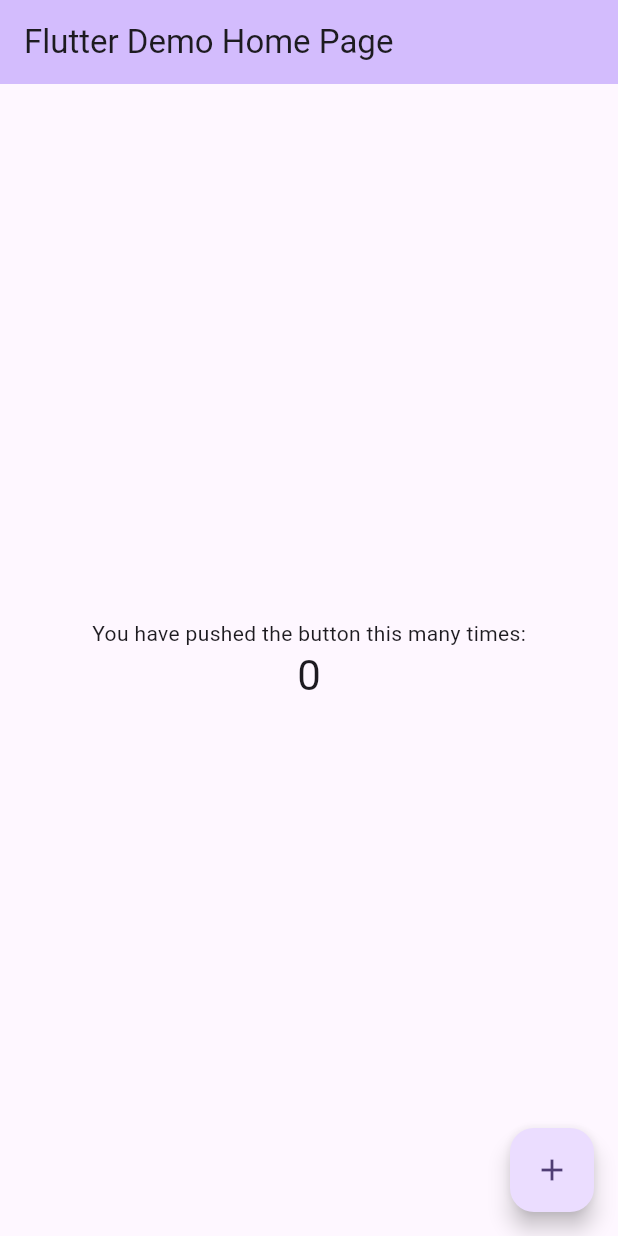
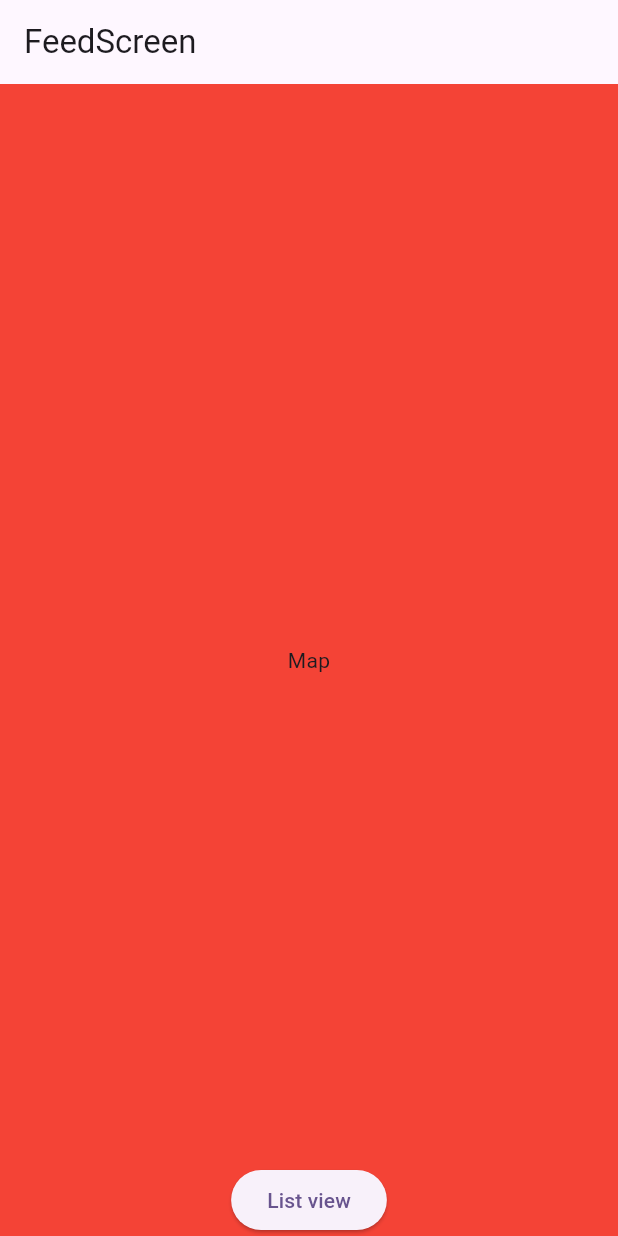
Before and after one commit to fortinjoffrey/flutter_basics_samples, a Flutter app: the screen it shows after launch, on a phone screen of 412 x 824 dp. Run offline on Flutter 3.47's test engine with Material 3 defaults, Android fonts, the phone set to English and light mode, and no system bars; our stand-ins replace bloc, flutter_bloc, freezed_annotation, get_it, permission_handler.

Commit message:
--wip-- [skip ci]

```diff
--- /dev/null
+++ b/lib/flows/feed/domain/usecases/is_location_service_enabled.dart
@@ -0,0 +1,11 @@
+import 'package:flutter_basics_samples/shared/domain/usecases/usecase.dart';
+
+class IsLocationServiceEnabled implements UseCase<bool, void> {
+  IsLocationServiceEnabled();
+
+  @override
+  bool call([void params]) {
+    // TODO: (JFO)
+    return true;
+  }
+}
--- /dev/null
+++ b/lib/flows/feed/parts/map/presentation/bloc/feed_map_bloc.dart
@@ -0,0 +1,13 @@
+import 'package:bloc/bloc.dart';
+import 'package:flutter_basics_samples/flows/feed/parts/map/presentation/bloc/feed_map_event.dart';
+import 'package:flutter_basics_samples/flows/feed/parts/map/presentation/bloc/feed_map_state.dart';
+
+class FeedMapBloc extends Bloc<FeedMapEvent, FeedMapState> {
+  FeedMapBloc() : super(const FeedMapState()) {
+    on<FeedMapEvent>((event, emit) {
+      if (event is SwitchMapModeEvent) {
+        emit(state.copyWith(mode: event.mode));
+      }
+    });
+  }
+}
--- /dev/null
+++ b/lib/flows/feed/parts/map/presentation/bloc/feed_map_event.dart
@@ -0,0 +1,25 @@
+sealed class FeedMapEvent {
+  const FeedMapEvent();
+}
+
+final class SwitchMapModeEvent extends FeedMapEvent {
+  final MapMode mode;
+
+  const SwitchMapModeEvent(this.mode);
+}
+
+sealed class MapMode {
+  const MapMode();
+}
+
+final class CenterOnEiffelTowerMapMode extends MapMode {
+  const CenterOnEiffelTowerMapMode();
+}
+
+final class CenterOnUserLocationMapMode extends MapMode {
+  const CenterOnUserLocationMapMode();
+}
+
+final class FreeMoveMapMode extends MapMode {
+  const FreeMoveMapMode();
+}
--- /dev/null
+++ b/lib/flows/feed/parts/map/presentation/bloc/feed_map_state.dart
@@ -0,0 +1,11 @@
+import 'package:flutter_basics_samples/flows/feed/parts/map/presentation/bloc/feed_map_event.dart';
+import 'package:freezed_annotation/freezed_annotation.dart';
+
+part 'feed_map_state.freezed.dart';
+
+@freezed
+class FeedMapState with _$FeedMapState {
+  const factory FeedMapState({
+    @Default(FreeMoveMapMode()) MapMode mode,
+  }) = _FeedMapState;
+}
--- /dev/null
+++ b/lib/flows/feed/parts/map/presentation/widgets/feed_map.dart
@@ -0,0 +1,15 @@
+part of '../../../../presentation/screens/feed_screen.dart';
+
+class _FeedMap extends StatelessWidget {
+  const _FeedMap();
+
+  @override
+  Widget build(BuildContext context) {
+    return Container(
+      color: Colors.red,
+      child: const Center(
+        child: Text('Map'),
+      ),
+    );
+  }
+}
--- /dev/null
+++ b/lib/flows/feed/presentation/bloc/feed_bloc.dart
@@ -0,0 +1,74 @@
+import 'package:bloc/bloc.dart';
+import 'package:flutter_basics_samples/dependy_injector.dart';
+import 'package:flutter_basics_samples/flows/feed/domain/usecases/is_location_service_enabled.dart';
+import 'package:flutter_basics_samples/flows/feed/presentation/bloc/feed_bloc_state.dart';
+import 'package:flutter_basics_samples/flows/permission/domain/usecases/get_foreground_location_permission_status.dart';
+import 'package:flutter_basics_samples/flows/permission/domain/usecases/request_foreground_location_permission.dart';
+import 'package:permission_handler/permission_handler.dart';
+
+part 'feed_bloc_event.dart';
+
+class FeedBloc extends Bloc<FeedBlocEvent, FeedBlocState> {
+  FeedBloc({
+    IsLocationServiceEnabled? isLocationServiceEnabled,
+    GetForegroundLocationPermissionStatus? getForegroundLocationPermissionStatus,
+    RequestForegroundLocationPermissionStatus? requestForegroundLocationPermissionStatus,
+  })  : _isLocationServiceEnabled = isLocationServiceEnabled ?? sl<IsLocationServiceEnabled>(),
+        _getForegroundLocationPermissionStatus =
+            getForegroundLocationPermissionStatus ?? sl<GetForegroundLocationPermissionStatus>(),
+        _requestForegroundLocationPermissionStatus =
+            requestForegroundLocationPermissionStatus ?? sl<RequestForegroundLocationPermissionStatus>(),
+        super(const FeedBlocState()) {
+    on<FeedBlocEvent>((event, Emitter<FeedBlocState> emit) {
+      switch (event) {
+        case ToggleDisplayModeEvent():
+          _onToggleDisplayModeEvent(emit);
+          break;
+        case InitEvent():
+          _onInitEvent(emit);
+          break;
+        case FeedAppResumedEvent():
+          _onFeedAppResumedEvent(emit);
+      }
+    });
+  }
+
+  final IsLocationServiceEnabled _isLocationServiceEnabled;
+  final GetForegroundLocationPermissionStatus _getForegroundLocationPermissionStatus;
+  final RequestForegroundLocationPermissionStatus _requestForegroundLocationPermissionStatus;
+
+  void _onToggleDisplayModeEvent(Emitter<FeedBlocState> emit) {
+    emit(
+      state.copyWith(
+        displayMode:
+            state.displayMode == const FeedMapDisplayMode() ? const FeedListDisplayMode() : const FeedMapDisplayMode(),
+      ),
+    );
+  }
+
+  void _onInitEvent(Emitter<FeedBlocState> emit) async {
+    _checkLocationServiceAndPermissionStatus();
+  }
+
+  void _onFeedAppResumedEvent(Emitter<FeedBlocState> emit) async {
+    _checkLocationServiceAndPermissionStatus();
+  }
+
+  void _checkLocationServiceAndPermissionStatus() async {
+    final isLocationServiceEnabled = _isLocationServiceEnabled.call();
+    if (!isLocationServiceEnabled) return;
+
+    PermissionStatus permissionStatus = await _getForegroundLocationPermissionStatus.call();
+
+    if (permissionStatus.isDenied) {
+      permissionStatus = await _requestForegroundLocationPermissionStatus.call();
+    }
+
+    if (!permissionStatus.isGranted) {
+      // at this point if not granted then emit state with this status
+      return;
+    }
+
+    // at this point the permission is granted
+  }
+}
--- /dev/null
+++ b/lib/flows/feed/presentation/bloc/feed_bloc_event.dart
@@ -0,0 +1,29 @@
+part of 'feed_bloc.dart';
+
+sealed class FeedBlocEvent {
+  const FeedBlocEvent();
+}
+
+final class ToggleDisplayModeEvent extends FeedBlocEvent {
+  const ToggleDisplayModeEvent();
+}
+
+final class InitEvent extends FeedBlocEvent {
+  const InitEvent();
+}
+
+final class FeedAppResumedEvent extends FeedBlocEvent {
+  const FeedAppResumedEvent();
+}
+
+sealed class FeedDisplayMode {
+  const FeedDisplayMode();
+}
+
+final class FeedMapDisplayMode extends FeedDisplayMode {
+  const FeedMapDisplayMode();
+}
+
+final class FeedListDisplayMode extends FeedDisplayMode {
+  const FeedListDisplayMode();
+}
--- /dev/null
+++ b/lib/flows/feed/presentation/bloc/feed_bloc_state.dart
@@ -0,0 +1,13 @@
+import 'package:flutter_basics_samples/flows/feed/presentation/bloc/feed_bloc.dart';
+import 'package:freezed_annotation/freezed_annotation.dart';
+import 'package:permission_handler/permission_handler.dart';
+
+part 'feed_bloc_state.freezed.dart';
+
+@freezed
+class FeedBlocState with _$FeedBlocState {
+  const factory FeedBlocState({
+    @Default(FeedMapDisplayMode()) FeedDisplayMode displayMode,
+    PermissionStatus? permissionStatus,
+  }) = _FeedBlocState;
+}
--- /dev/null
+++ b/lib/flows/feed/presentation/screens/feed_screen.dart
@@ -0,0 +1,85 @@
+import 'package:flutter/material.dart';
+import 'package:flutter_basics_samples/flows/feed/parts/map/presentation/bloc/feed_map_bloc.dart';
+import 'package:flutter_basics_samples/flows/feed/presentation/bloc/feed_bloc.dart';
+import 'package:flutter_basics_samples/flows/feed/presentation/bloc/feed_bloc_state.dart';
+import 'package:flutter_bloc/flutter_bloc.dart';
+
+part '../../parts/map/presentation/widgets/feed_map.dart';
+
+class FeedScreen extends StatefulWidget {
+  const FeedScreen({super.key});
+
+  @override
+  State<FeedScreen> createState() => _FeedScreenState();
+}
+
+class _FeedScreenState extends State<FeedScreen> with WidgetsBindingObserver {
+  @override
+  void initState() {
+    super.initState();
+    WidgetsBinding.instance.addObserver(this);
+    context.read<FeedBloc>().add(const InitEvent());
+  }
+
+  @override
+  void dispose() {
+    WidgetsBinding.instance.removeObserver(this);
+    super.dispose();
+  }
+
+  @override
+  void didChangeAppLifecycleState(AppLifecycleState state) {
+    super.didChangeAppLifecycleState(state);
+
+    switch (state) {
+      case AppLifecycleState.resumed:
+        context.read<FeedBloc>().add(const FeedAppResumedEvent());
+        break;
+      default:
+        break;
+    }
+  }
+
+  @override
+  Widget build(BuildContext context) {
+    return Scaffold(
+      appBar: AppBar(
+        title: const Text('FeedScreen'),
+      ),
+      body: BlocBuilder<FeedBloc, FeedBlocState>(
+        builder: (context, state) {
+          return Stack(
+            children: [
+              BlocBuilder<FeedBloc, FeedBlocState>(
+                builder: (context, state) {
+                  return switch (state.displayMode) {
+                    FeedMapDisplayMode() => BlocProvider(
+                        create: (_) => FeedMapBloc(),
+                        child: const _FeedMap(),
+                      ),
+                    FeedListDisplayMode() => Container(color: Colors.blue),
+                  };
+                },
+              ),
+              SafeArea(
+                child: Align(
+                  alignment: Alignment.bottomCenter,
+                  child: ElevatedButton(
+                    onPressed: () {
+                      context.read<FeedBloc>().add(const ToggleDisplayModeEvent());
+                    },
+                    child: BlocBuilder<FeedBloc, FeedBlocState>(
+                      builder: (context, state) {
+                        return Text(state.displayMode == const FeedMapDisplayMode() ? 'List view' : 'Map view');
+                      },
+                    ),
+                  ),
+                ),
+              )
+            ],
+          );
+        },
+      ),
+    );
+  }
+}
--- /dev/null
+++ b/lib/flows/permission/domain/usecases/get_foreground_location_permission_status.dart
@@ -0,0 +1,17 @@
+import 'package:flutter_basics_samples/dependy_injector.dart';
+import 'package:flutter_basics_samples/flows/permission/repository/permission_repository.dart';
+import 'package:flutter_basics_samples/shared/domain/usecases/usecase.dart';
+import 'package:permission_handler/permission_handler.dart';
+
+class GetForegroundLocationPermissionStatus implements UseCase<Future<PermissionStatus>, void> {
+  GetForegroundLocationPermissionStatus({
+    PermissionRepository? permissionRepository,
+  }) : _permissionRepository = permissionRepository ?? sl<PermissionRepository>();
+
+  final PermissionRepository _permissionRepository;
+
+  @override
+  Future<PermissionStatus> call([void params]) async {
+    return await _permissionRepository.getLocationPermissionStatus();
+  }
+}
--- /dev/null
+++ b/lib/flows/permission/domain/usecases/request_foreground_location_permission.dart
@@ -0,0 +1,17 @@
+import 'package:flutter_basics_samples/dependy_injector.dart';
+import 'package:flutter_basics_samples/flows/permission/repository/permission_repository.dart';
+import 'package:flutter_basics_samples/shared/domain/usecases/usecase.dart';
+import 'package:permission_handler/permission_handler.dart';
+
+class RequestForegroundLocationPermissionStatus implements UseCase<Future<PermissionStatus>, void> {
+  RequestForegroundLocationPermissionStatus({
+    PermissionRepository? permissionRepository,
+  }) : _permissionRepository = permissionRepository ?? sl<PermissionRepository>();
+
+  final PermissionRepository _permissionRepository;
+
+  @override
+  Future<PermissionStatus> call([void params]) async {
+    return await _permissionRepository.requestLocationPermissionStatus();
+  }
+}
--- a/lib/main.dart
+++ b/lib/main.dart
@@ -1,6 +1,12 @@
 import 'package:flutter/material.dart';
+import 'package:flutter_basics_samples/dependy_injector.dart';
+import 'package:flutter_basics_samples/flows/feed/presentation/bloc/feed_bloc.dart';
+import 'package:flutter_basics_samples/flows/feed/presentation/screens/feed_screen.dart';
+import 'package:flutter_bloc/flutter_bloc.dart';
 
-void main() {
+Future<void> main() async {
+  WidgetsFlutterBinding.ensureInitialized();
+  await DepencyInjector.init();
   runApp(const MyApp());
 }
 
@@ -15,54 +21,9 @@ class MyApp extends StatelessWidget {
         colorScheme: ColorScheme.fromSeed(seedColor: Colors.deepPurple),
         useMaterial3: true,
       ),
-      home: const MyHomePage(title: 'Flutter Demo Home Page'),
-    );
-  }
-}
-
-class MyHomePage extends StatefulWidget {
-  const MyHomePage({super.key, required this.title});
-
-  final String title;
-
-  @override
-  State<MyHomePage> createState() => _MyHomePageState();
-}
-
-class _MyHomePageState extends State<MyHomePage> {
-  int _counter = 0;
-
-  void _incrementCounter() {
-    setState(() {
-      _counter++;
-    });
-  }
-
-  @override
-  Widget build(BuildContext context) {
-    return Scaffold(
-      appBar: AppBar(
-        backgroundColor: Theme.of(context).colorScheme.inversePrimary,
-        title: Text(widget.title),
-      ),
-      body: Center(
-        child: Column(
-          mainAxisAlignment: MainAxisAlignment.center,
-          children: <Widget>[
-            const Text(
-              'You have pushed the button this many times:',
-            ),
-            Text(
-              '$_counter',
-              style: Theme.of(context).textTheme.headlineMedium,
-            ),
-          ],
-        ),
-      ),
-      floatingActionButton: FloatingActionButton(
-        onPressed: _incrementCounter,
-        tooltip: 'Increment',
-        child: const Icon(Icons.add),
+      home: BlocProvider<FeedBloc>(
+        create: (context) => FeedBloc(),
+        child: const FeedScreen(),
       ),
     );
   }
--- /dev/null
+++ b/lib/shared/domain/usecases/usecase.dart
@@ -0,0 +1,3 @@
+abstract class UseCase<T, P> {
+  T call(P params);
+}
```
Also changed, not shown: lib/dependy_injector.dart (added, +22 -0 lines), lib/flows/permission/data/sources/permissions_sdk.dart (added, +42 -0 lines), lib/flows/permission/repository/permission_repository.dart (added, +19 -0 lines), pubspec.yaml (+11 -18 lines), lib/flows/feed/parts/map/presentation/bloc/feed_map_state.freezed.dart (added), lib/flows/feed/presentation/bloc/feed_bloc_state.freezed.dart (added), pubspec.lock, 18 other files.
